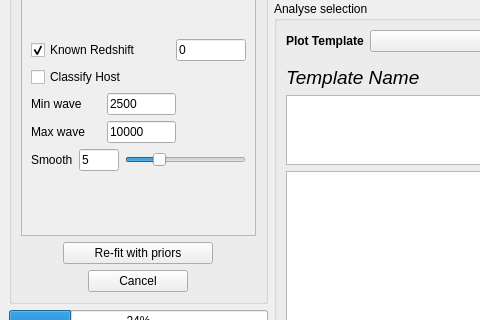
Old version of the form dash/design.ui in the repository daniel-muthukrishna/astrodash; both pictures show x 0 to 480 and y 152 to 472 of the 1205 by 692 pixel window.
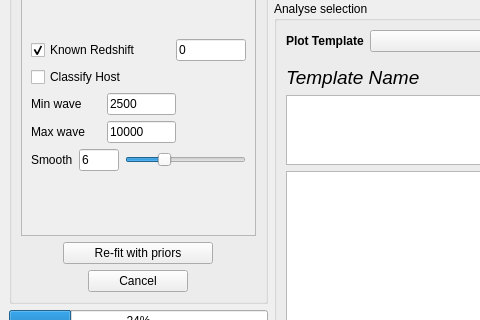
New version of the form. Custom widgets are drawn as their Qt base class.

```diff
--- a/dash/design.ui
+++ b/dash/design.ui
@@ -245,7 +245,7 @@
                     </size>
                    </property>
                    <property name="text">
-                    <string>5</string>
+                    <string>6</string>
                    </property>
                   </widget>
                  </item>
@@ -255,7 +255,7 @@
                     <number>20</number>
                    </property>
                    <property name="value">
-                    <number>5</number>
+                    <number>6</number>
                    </property>
                    <property name="orientation">
                     <enum>Qt::Horizontal</enum>
```
